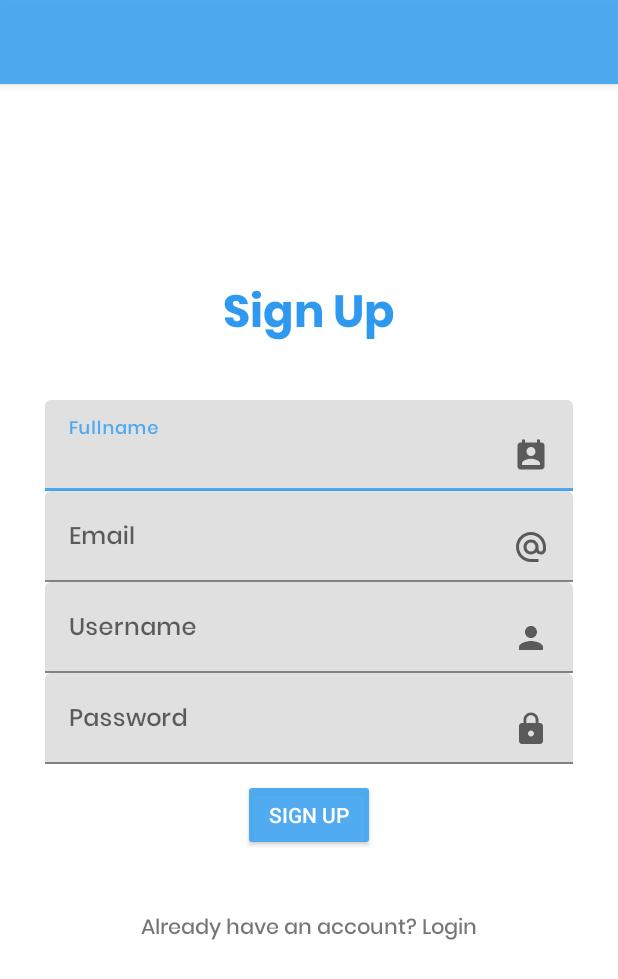
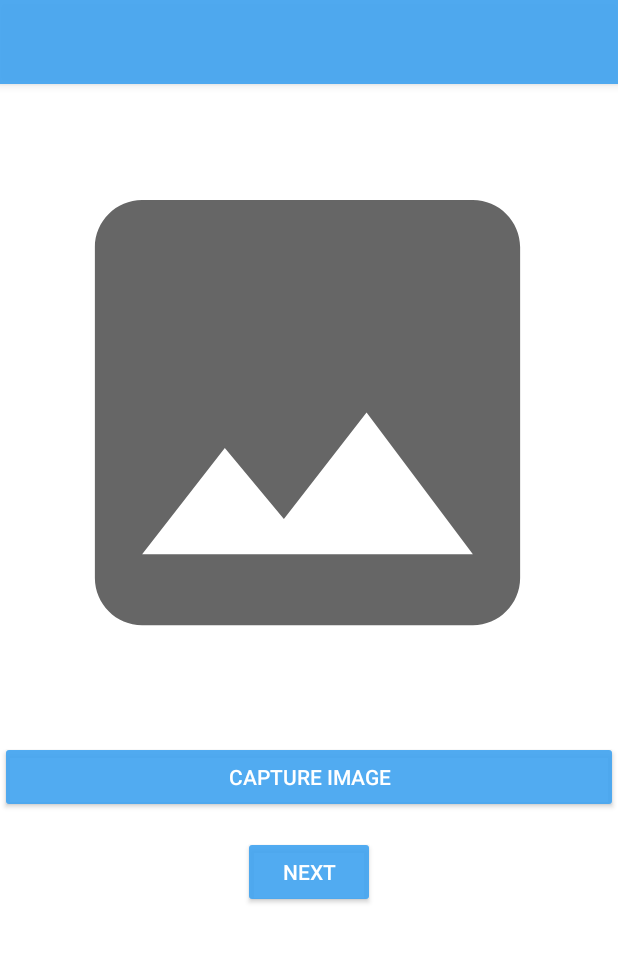
Before and after one commit to umfypdigitalid/userModule, an Android app: the screen it shows after launch (SignUp before the commit, Camera after it), after a tap on "Create a new account? SignUp", on a phone screen of 412 x 824 dp. Shown: the top 979 px of the screen. Run offline under Robolectric (Android 15) with nearby library versions, the phone set to English and light mode, and no system bars; libraries missing offline, so code that uses them is left out: com.vishnusivadas.advanced_httpurlconnection; pictures from the network do not load.

Commit message:
login and signup

```diff
--- /dev/null
+++ b/app/src/main/java/com/fyp/digitalid/Camera.java
@@ -0,0 +1,117 @@
+package com.fyp.digitalid;
+
+import androidx.annotation.NonNull;
+import androidx.appcompat.app.AppCompatActivity;
+
+import android.Manifest;
+import android.content.ContentValues;
+import android.content.Intent;
+import android.content.pm.PackageManager;
+import android.net.Uri;
+import android.os.Build;
+import android.os.Bundle;
+import android.provider.MediaStore;
+import android.view.View;
+import android.widget.Button;
+import android.widget.ImageView;
+import android.widget.Toast;
+
+public class Camera extends AppCompatActivity {
+
+    private static final int PERMISSION_CODE = 1000;
+    private static final int IMAGE_CAPTURE_CODE = 1001;
+
+    Button captureBtn;
+    Button nextBtn;
+    ImageView imageView;
+
+    Uri image_uri;
+
+    @Override
+    protected void onCreate(Bundle savedInstanceState) {
+        super.onCreate(savedInstanceState);
+        setContentView(R.layout.activity_camera);
+
+        imageView = findViewById(R.id.image_view);
+        captureBtn = findViewById(R.id.capture_image_btn);
+        nextBtn = findViewById(R.id.buttonNext);
+
+        //button click
+        nextBtn.setOnClickListener(new View.OnClickListener() {
+            @Override
+            public void onClick(View v) {
+                Intent intent = new Intent(getApplicationContext(), SignUp.class);
+                startActivity(intent);
+                finish();
+            }
+        });
+
+        captureBtn.setOnClickListener(new View.OnClickListener() {
+            @Override
+            public void onClick(View v) {
+                //if system os is >= marshmallow, request runtime permission
+                if (Build.VERSION.SDK_INT >= Build.VERSION_CODES.M){
+                    if (checkSelfPermission(Manifest.permission.CAMERA) ==
+                            PackageManager.PERMISSION_DENIED ||
+                            checkSelfPermission(Manifest.permission.WRITE_EXTERNAL_STORAGE) ==
+                                    PackageManager.PERMISSION_DENIED){
+                        //permission not enabled, request it
+                        String[] permission = {Manifest.permission.CAMERA, Manifest.permission.WRITE_EXTERNAL_STORAGE};
+                        //show popup to request permissions
+                        requestPermissions(permission, PERMISSION_CODE);
+                    }
+                    else {
+                        //permission already granted
+                        openCamera();
+                    }
+                }
+                else {
+                    //system os < marshmallow
+                    openCamera();
+                }
+            }
+        });
+    }
+
+    private void openCamera() {
+        ContentValues values = new ContentValues();
+        values.put(MediaStore.Images.Media.TITLE, "New Picture");
+        values.put(MediaStore.Images.Media.DESCRIPTION, "From the Camera");
+        image_uri = getContentResolver().insert(MediaStore.Images.Media.EXTERNAL_CONTENT_URI, values);
+        //Camera intent
+        Intent cameraIntent = new Intent(MediaStore.ACTION_IMAGE_CAPTURE);
+        cameraIntent.putExtra(MediaStore.EXTRA_OUTPUT, image_uri);
+        startActivityForResult(cameraIntent, IMAGE_CAPTURE_CODE);
+    }
+
+    //handling permission result
+    @Override
+    public void onRequestPermissionsResult(int requestCode, @NonNull String[] permissions, @NonNull int[] grantResults) {
+        //this method is called, when user presses Allow or Deny from Permission Request Popup
+        switch (requestCode){
+            case PERMISSION_CODE:{
+                if (grantResults.length > 0 && grantResults[0] ==
+                        PackageManager.PERMISSION_GRANTED){
+                    //permission from popup was granted
+                    openCamera();
+                }
+                else {
+                    //permission from popup was denied
+                    Toast.makeText(this, "Permission denied...", Toast.LENGTH_SHORT).show();
+                }
+            }
+        }
+
+    }
+
+
+    @Override
+    protected void onActivityResult(int requestCode, int resultCode, Intent data) {
+        //called when image was captured from camera
+
+        if (resultCode == RESULT_OK) {
+            //set the image captured to our ImageView
+            imageView.setImageURI(image_uri);
+        }
+    }
+}
--- a/app/src/main/java/com/fyp/digitalid/Login.java
+++ b/app/src/main/java/com/fyp/digitalid/Login.java
@@ -37,7 +37,7 @@ public class Login extends AppCompatActivity {
         textViewSignUp.setOnClickListener(new View.OnClickListener() {
             @Override
             public void onClick(View v) {
-                Intent intent = new Intent(getApplicationContext(), SignUp.class);
+                Intent intent = new Intent(getApplicationContext(), Camera.class);
                 startActivity(intent);
                 finish();
             }
@@ -67,7 +67,7 @@ public class Login extends AppCompatActivity {
                             String[] data = new String[2];
                             data[0] = username;
                             data[1] = password;
-                            PutData putData = new PutData("http://192.168.0.198/digitalid.login.php", "POST", field, data);
+                            PutData putData = new PutData("http://192.168.0.198:8080/digitalid/login.php", "POST", field, data);
                             //192.168.0.198
                             if (putData.startPut()) {
                                 if (putData.onComplete()) {
--- /dev/null
+++ b/app/src/main/res/drawable/ic_image.xml
@@ -0,0 +1,10 @@
+<vector xmlns:android="http://schemas.android.com/apk/res/android"
+    android:width="24dp"
+    android:height="24dp"
+    android:viewportWidth="24"
+    android:viewportHeight="24"
+    android:tint="?attr/colorControlNormal">
+  <path
+      android:fillColor="@android:color/white"
+      android:pathData="M21,19V5c0,-1.1 -0.9,-2 -2,-2H5c-1.1,0 -2,0.9 -2,2v14c0,1.1 0.9,2 2,2h14c1.1,0 2,-0.9 2,-2zM8.5,13.5l2.5,3.01L14.5,12l4.5,6H5l3.5,-4.5z"/>
+</vector>
--- /dev/null
+++ b/app/src/main/res/layout/activity_camera.xml
@@ -0,0 +1,66 @@
+<?xml version="1.0" encoding="utf-8"?>
+<androidx.constraintlayout.widget.ConstraintLayout xmlns:android="http://schemas.android.com/apk/res/android"
+    xmlns:app="http://schemas.android.com/apk/res-auto"
+    xmlns:tools="http://schemas.android.com/tools"
+    android:layout_width="fill_parent"
+    android:layout_height="fill_parent"
+    android:orientation="vertical"
+    android:gravity="center_horizontal"
+    tools:context=".Camera"
+    >
+
+    <!--<Button
+        android:id="@+id/button1"
+        android:layout_width="wrap_content"
+        android:layout_height="wrap_content"
+        android:text="@string/capture_image">
+
+    </Button>
+
+    <ImageView
+        android:id="@+id/imageView1"
+        android:layout_height="wrap_content"
+        android:src="@drawable/ic_image"
+        android:layout_width="wrap_content">
+
+    </ImageView>-->
+
+    <!--Image view in which image will be set-->
+
+    <!--Button to capture image-->
+
+    <ImageView
+        android:id="@+id/image_view"
+        android:layout_width="377dp"
+        android:layout_height="378dp"
+        android:layout_marginTop="30dp"
+        android:scaleType="centerCrop"
+        android:src="@drawable/ic_image"
+        app:layout_constraintEnd_toEndOf="parent"
+        app:layout_constraintHorizontal_bias="0.454"
+        app:layout_constraintStart_toStartOf="parent"
+        app:layout_constraintTop_toTopOf="parent" />
+
+    <Button
+        android:id="@+id/capture_image_btn"
+        android:text="@string/capture_image"
+        style="@style/Base.Widget.AppCompat.Button.Colored"
+        android:layout_width="match_parent"
+        android:layout_height="wrap_content"
+        android:layout_marginTop="30dp"
+        app:layout_constraintTop_toBottomOf="@+id/image_view" />
+
+    <Button
+        android:id="@+id/buttonNext"
+        style="@style/Widget.AppCompat.Button.Colored"
+        android:layout_width="wrap_content"
+        android:layout_height="wrap_content"
+        android:layout_marginTop="15dp"
+        android:text="@string/next"
+        android:textColorLink="#FFFFFF"
+        android:backgroundTint="@color/blue_700"
+        app:layout_constraintEnd_toEndOf="parent"
+        app:layout_constraintStart_toStartOf="parent"
+        app:layout_constraintTop_toBottomOf="@+id/capture_image_btn" />
+
+</androidx.constraintlayout.widget.ConstraintLayout>
--- a/app/src/main/res/values/strings.xml
+++ b/app/src/main/res/values/strings.xml
@@ -18,4 +18,10 @@
     <string name="email">Email</string>
     <string name="loginhere">Already have an account? Login</string>
     <string name="fullname">Fullname</string>
+    <string name="ic">IC number</string>
+    <string name="birthdate">Date of Birth</string>
+    <string name="address">Home Address</string>
+    <string name="capture_image">Capture Image</string>
+    <string name="next">Next</string>
+    <string name="verifying">Verification in process...</string>
 </resources>
```
Also changed, not shown: app/src/main/AndroidManifest.xml (+13 -14 lines), app/src/main/java/com/fyp/digitalid/SignUp.java (+51 -12 lines), app/src/main/java/com/fyp/digitalid/Verifying.java (added, +28 -0 lines), app/src/main/res/drawable/ic_address.xml (added, +10 -0 lines), app/src/main/res/drawable/ic_birthdate.xml (added, +10 -0 lines), app/src/main/res/drawable/ic_card.xml (added, +10 -0 lines), app/src/main/res/drawable/ic_phonenumber.xml (added, +10 -0 lines), app/src/main/res/drawable/ic_verifying.xml (added, +10 -0 lines), app/src/main/res/layout/activity_sign_up.xml (+81 -6 lines), app/src/main/res/layout/activity_verifying.xml (added, +48 -0 lines).
